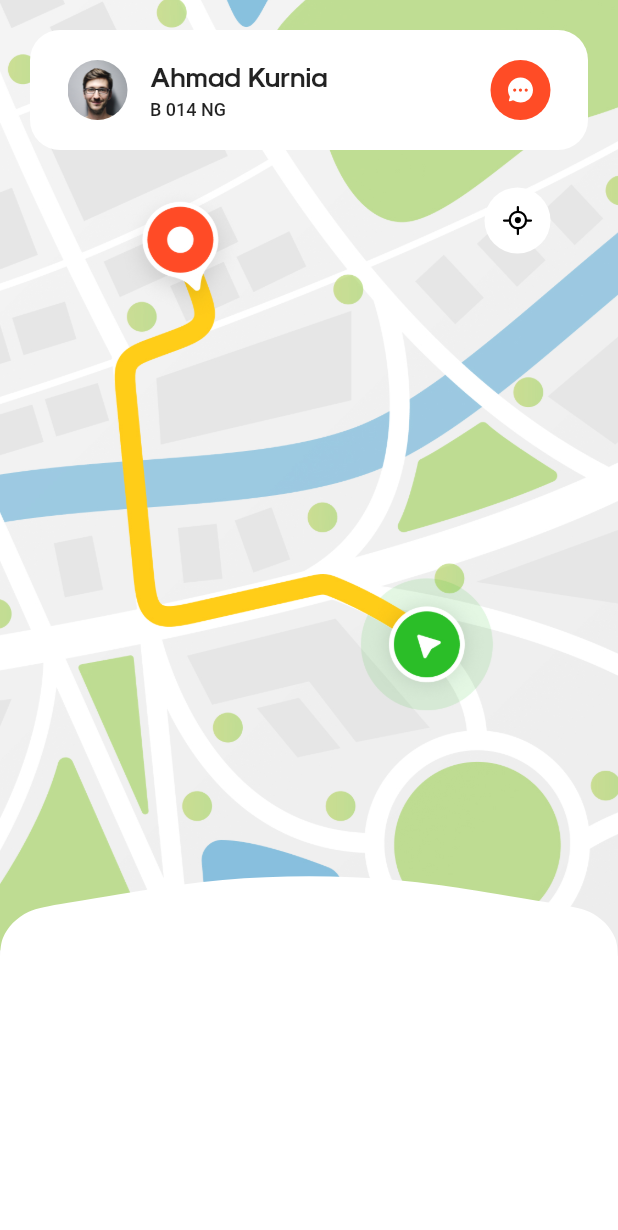
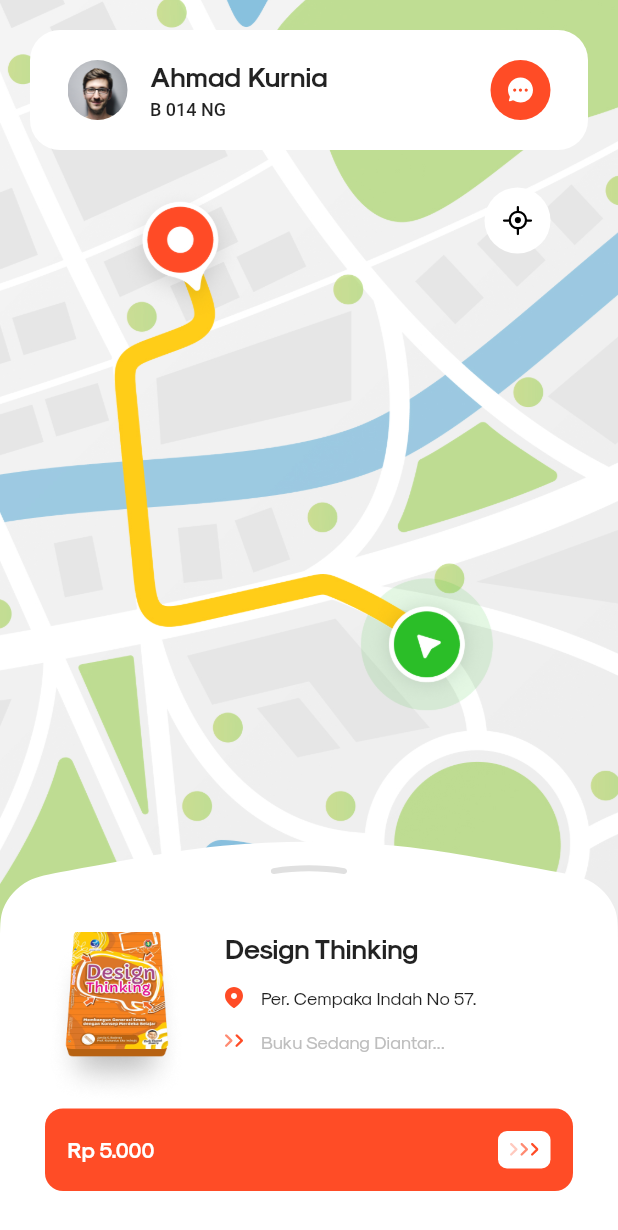
Before and after one commit to halodhimas/Flutter-Book_Booking, a Flutter app: the screen it shows after launch, on a phone screen of 412 x 824 dp. Shown: the top 1230 px of the screen. Run offline on Flutter 3.47's test engine with Material 2 defaults, Android fonts, the light colour scheme and no system bars; our stand-ins replace flutter_svg.

Commit message:
second commit

```diff
--- a/lib/page/navigation_page.dart
+++ b/lib/page/navigation_page.dart
@@ -92,9 +92,119 @@ class _NavigationPageState extends State<NavigationPage> {
             //bottom slider
             Align(
               alignment: Alignment.bottomCenter,
-              child: CustomPaint(
-                size: Size.fromHeight(240),
-                painter: BottomSlider(),
+              child: Container(
+                height: 263,
+                width: double.infinity,
+                child: Stack(
+                  children: [
+                    CustomPaint(
+                      painter: BottomSlider(),
+                      size: Size(double.infinity, 275),
+                    ),
+                    Container(
+                      child: Row(
+                        children: [
+                          //book
+                          Container(
+                              margin: EdgeInsets.only(
+                                  top: 60, left: 30, right: 30, bottom: 30),
+                              child: Row(
+                                crossAxisAlignment: CrossAxisAlignment.start,
+                                children: [
+                                  SizedBox(
+                                      width: 95,
+                                      child: Image(
+                                          image: AssetImage(
+                                              'assets/img/book.png'))),
+                                  SizedBox(
+                                    width: 25,
+                                  ),
+                                  Column(
+                                    crossAxisAlignment:
+                                        CrossAxisAlignment.start,
+                                    mainAxisAlignment: MainAxisAlignment.start,
+                                    children: [
+                                      Text('Design Thinking',
+                                          style: TextStyle(
+                                            fontFamily: "modern",
+                                            fontSize: 18,
+                                            fontWeight: FontWeight.w700,
+                                          )),
+                                      SizedBox(height: 15),
+                                      Row(
+                                        children: [
+                                          SvgPicture.asset(locationIcon),
+                                          SizedBox(width: 12),
+                                          Text('Per. Cempaka Indah No 57.',
+                                              style: TextStyle(
+                                                fontFamily: "modern",
+                                                fontSize: 12,
+                                                fontWeight: FontWeight.w500,
+                                              )),
+                                        ],
+                                      ),
+                                      SizedBox(height: 15),
+                                      Row(
+                                        children: [
+                                          SvgPicture.asset(statusIcon),
+                                          SizedBox(width: 12),
+                                          Text('Buku Sedang Diantar...',
+                                              style: TextStyle(
+                                                fontFamily: "modern",
+                                                color: Color(0xFFBEBEBE),
+                                                fontSize: 12,
+                                                fontWeight: FontWeight.w500,
+                                              )),
+                                        ],
+                                      ),
+                                    ],
+                                  )
+                                ],
+                              )),
+                        ],
+                      ),
+                    ),
+                    //Button
+                    Align(
+                      alignment: Alignment.bottomCenter,
+                      child: Container(
+                        margin: EdgeInsets.all(30),
+                        padding: EdgeInsets.all(15),
+                        decoration: BoxDecoration(
+                            color: orangePrimary,
+                            borderRadius: BorderRadius.circular(12)),
+                        child: Row(
+                          children: [
+                            Text(
+                              'Rp 5.000',
+                              style: TextStyle(
+                                  fontFamily: 'modern',
+                                  color: Colors.white,
+                                  fontSize: 14,
+                                  fontWeight: FontWeight.w700),
+                            ),
+                            Spacer(),
+                            Container(
+                              padding: EdgeInsets.all(8),
+                              decoration: BoxDecoration(
+                                color: Colors.white,
+                                borderRadius: BorderRadius.circular(6),
+                              ),
+                              child: SvgPicture.asset(nextIcon),
+                            )
+                          ],
+                        ),
+                      ),
+                    ),
+                    Align(
+                      alignment: Alignment.topCenter,
+                      child: Container(
+                        margin: EdgeInsets.only(top: 15),
+                        child: SvgPicture.asset(slider),
+                      ),
+                    )
+                  ],
+                ),
               ),
             )
           ],
--- a/lib/shared/icon.dart
+++ b/lib/shared/icon.dart
@@ -1,2 +1,6 @@
 final String chatIcon = "assets/svg/chat.svg";
 final String centerIcon = "assets/svg/center.svg";
+final String locationIcon = "assets/svg/location.svg";
+final String statusIcon = "assets/svg/status.svg";
+final String nextIcon = "assets/svg/next.svg";
+final String slider = "assets/svg/slider.svg";
```
Also changed, not shown: assets/img/book.png (added), assets/svg/location.svg (added), assets/svg/next.svg (added), assets/svg/slider.svg (added), assets/svg/status.svg (added).
